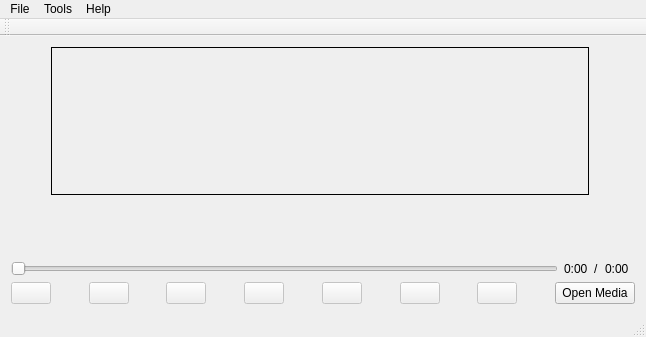
First picture: the form in xmpmainwindow.ui, repository sonulohani/xplicitmusicplayer, before the edit.
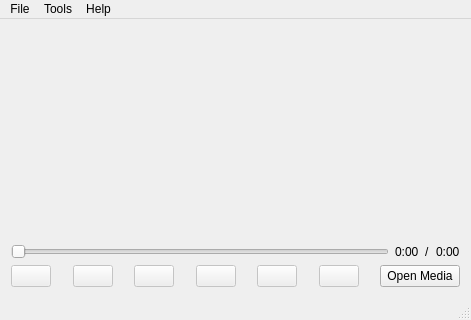
Second picture: the form after the edit.

Commit message: Added about dialog, Final changes to beta 1

The edit to the form file:
```diff
--- a/xmpmainwindow.ui
+++ b/xmpmainwindow.ui
@@ -6,8 +6,8 @@
    <rect>
     <x>0</x>
     <y>0</y>
-    <width>646</width>
-    <height>337</height>
+    <width>471</width>
+    <height>320</height>
    </rect>
   </property>
   <property name="windowTitle">
@@ -16,7 +16,7 @@
   <widget class="QWidget" name="centralWidget">
    <layout class="QGridLayout" name="gridLayout">
     <item row="0" column="0">
-     <layout class="QVBoxLayout" name="verticalLayout_3">
+     <layout class="QVBoxLayout" name="verticalLayout_2">
       <item>
        <layout class="QHBoxLayout" name="horizontalLayout_2">
         <item>
@@ -50,7 +50,7 @@
            </size>
           </property>
           <property name="frameShape">
-           <enum>QFrame::Box</enum>
+           <enum>QFrame::NoFrame</enum>
           </property>
           <property name="text">
            <string/>
@@ -76,8 +76,6 @@
        </layout>
       </item>
       <item>
-       <layout class="QVBoxLayout" name="verticalLayout_2">
-        <item>
          <layout class="QVBoxLayout" name="verticalLayout">
           <item>
            <widget class="QLabel" name="songNameLabel">
@@ -102,7 +100,12 @@
           </item>
          </layout>
         </item>
-        <item>
+     </layout>
+    </item>
+    <item row="0" column="1">
+     <widget class="QWidget" name="playListWidget" native="true"/>
+    </item>
+    <item row="1" column="0" colspan="2">
          <layout class="QHBoxLayout" name="horizontalLayout">
           <item>
            <widget class="QSlider" name="playerSlider">
@@ -137,14 +140,7 @@
           </item>
          </layout>
         </item>
-       </layout>
-      </item>
-     </layout>
-    </item>
-    <item row="0" column="1">
-     <widget class="QWidget" name="playListWidget" native="true"/>
-    </item>
-    <item row="1" column="0" colspan="2">
+    <item row="2" column="0" colspan="2">
      <layout class="QHBoxLayout" name="horizontalLayout_3">
       <item>
        <widget class="QPushButton" name="previousPushButton">
@@ -284,29 +280,6 @@
         </property>
        </spacer>
       </item>
-      <item>
-       <widget class="QPushButton" name="repeatPushButton">
-        <property name="enabled">
-         <bool>false</bool>
-        </property>
-        <property name="text">
-         <string/>
-        </property>
-       </widget>
-      </item>
-      <item>
-       <spacer name="horizontalSpacer_8">
-        <property name="orientation">
-         <enum>Qt::Horizontal</enum>
-        </property>
-        <property name="sizeHint" stdset="0">
-         <size>
-          <width>13</width>
-          <height>20</height>
-         </size>
-        </property>
-       </spacer>
-      </item>
       <item>
        <widget class="QPushButton" name="openMediaButton">
         <property name="text">
@@ -323,7 +296,7 @@
     <rect>
      <x>0</x>
      <y>0</y>
-     <width>646</width>
+     <width>471</width>
      <height>21</height>
     </rect>
    </property>
@@ -353,14 +326,6 @@
    <addaction name="menuTools"/>
    <addaction name="menuHelp"/>
   </widget>
-  <widget class="QToolBar" name="mainToolBar">
-   <attribute name="toolBarArea">
-    <enum>TopToolBarArea</enum>
-   </attribute>
-   <attribute name="toolBarBreak">
-    <bool>false</bool>
-   </attribute>
-  </widget>
   <widget class="QStatusBar" name="statusBar"/>
   <action name="actionOpen_media">
    <property name="text">
```
Left out of the diff: 18 changed lines with no effect on the pictures. Lines whose indentation alone changed are shown as unchanged. The commit also changes 3 other files.
